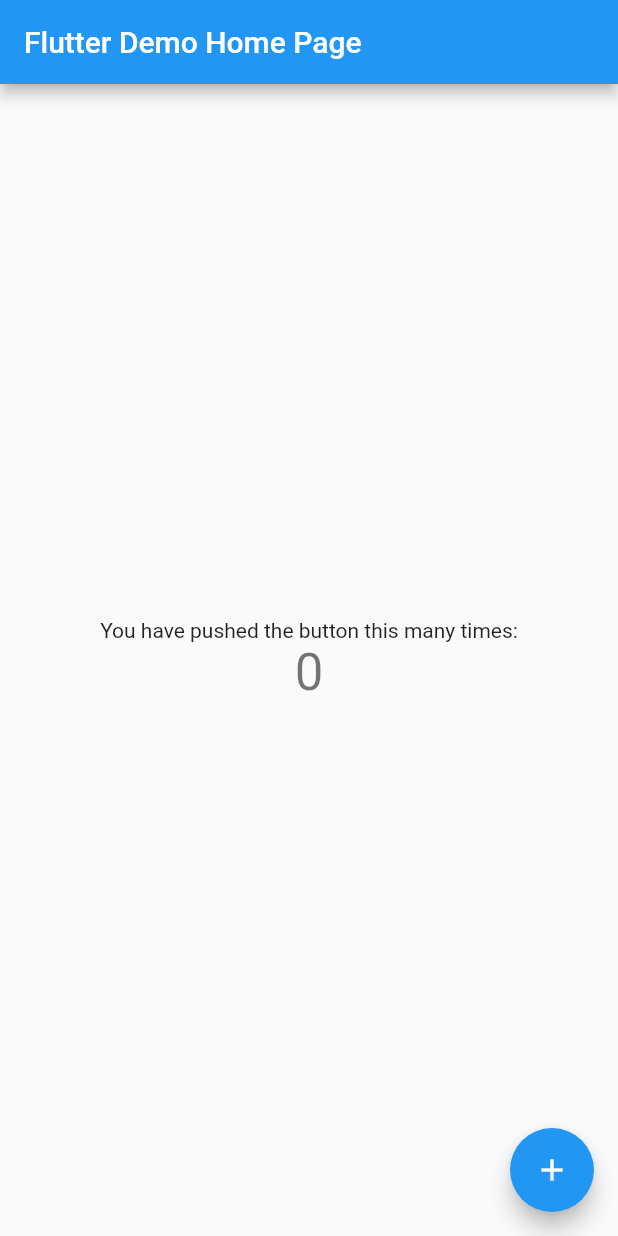
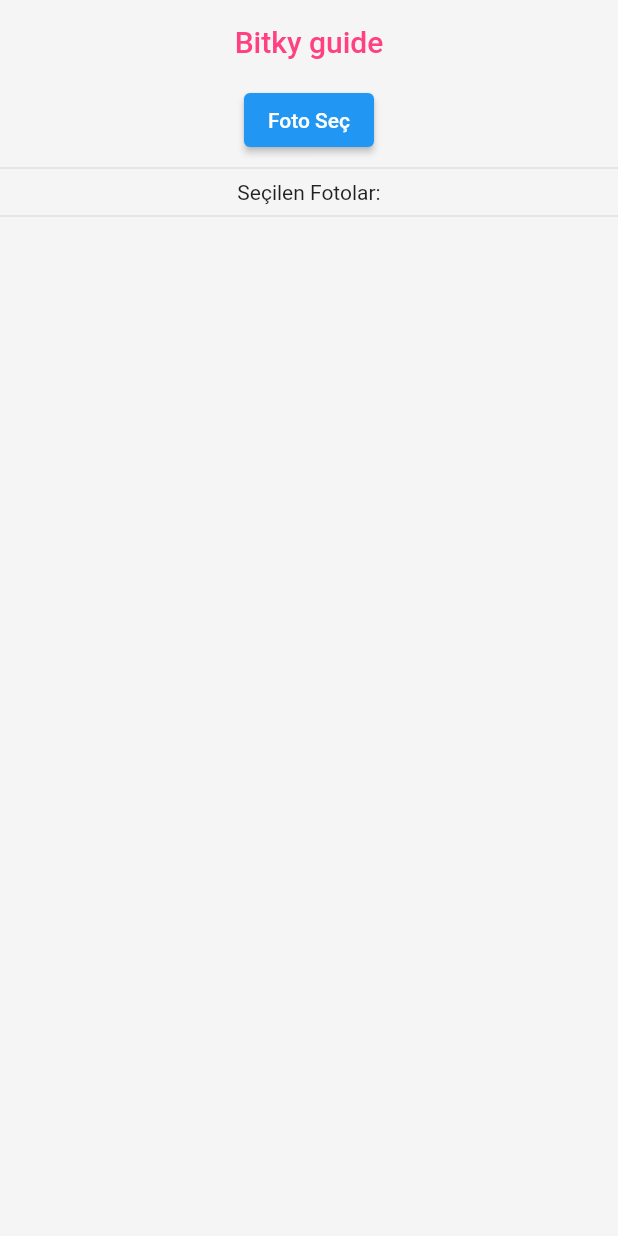
Before and after one commit to mertKatircioglu/bitky, a Flutter app: the screen it shows after launch, on a phone screen of 412 x 824 dp. Run offline on Flutter 3.47's test engine with Material 2 defaults, Android fonts, the phone set to English and light mode, and no system bars; our stand-ins replace get_it, image_picker.

Commit message:
sorgulama ve api bağlantısı tamam

```diff
--- /dev/null
+++ b/lib/data/bitky_repository.dart
@@ -0,0 +1,18 @@
+
+import 'package:bitky/models/bitky_data_model.dart';
+import 'package:image_picker/image_picker.dart';
+
+import '../locator.dart';
+import 'bitky_api_client.dart';
+
+class PlanetRepository{
+
+  BitkyApiClient planetApiClient = locator<BitkyApiClient>();
+
+  Future<BitckyDataModel> getPlanetFromRepository(List<XFile> images) async{
+
+    return await planetApiClient.getPlanet(images);
+  }
+
+
+}
--- /dev/null
+++ b/lib/globals/globals.dart
@@ -0,0 +1,5 @@
+import 'dart:ui';
+
+
+const Color kBackGroundColor = Color(0xFFF5F5F5);
+const Color kPrymaryColor = Color(0xFFFDBF30);
--- a/lib/main.dart
+++ b/lib/main.dart
@@ -1,6 +1,12 @@
+import 'package:bitky/screens/home_screen.dart';
+import 'package:bitky/view_models/planet_view_model.dart';
 import 'package:flutter/material.dart';
+import 'package:provider/provider.dart';
+
+import 'locator.dart';
 
 void main() {
+  setupLocator();
   runApp(const MyApp());
 }
 
@@ -11,105 +17,14 @@ class MyApp extends StatelessWidget {
   @override
   Widget build(BuildContext context) {
     return MaterialApp(
-      title: 'Flutter Demo',
+      title: 'Bitky Guide',
+      debugShowCheckedModeBanner: false,
       theme: ThemeData(
-        // This is the theme of your application.
-        //
-        // Try running your application with "flutter run". You'll see the
-        // application has a blue toolbar. Then, without quitting the app, try
-        // changing the primarySwatch below to Colors.green and then invoke
-        // "hot reload" (press "r" in the console where you ran "flutter run",
-        // or simply save your changes to "hot reload" in a Flutter IDE).
-        // Notice that the counter didn't reset back to zero; the application
-        // is not restarted.
         primarySwatch: Colors.blue,
       ),
-      home: const MyHomePage(title: 'Flutter Demo Home Page'),
+      home: ChangeNotifierProvider<BitkyViewModel>(
+          create: (context)=>locator<BitkyViewModel>(),
+          child: const HomeScreen()),
     );
   }
 }
-
-class MyHomePage extends StatefulWidget {
-  const MyHomePage({super.key, required this.title});
-
-  // This widget is the home page of your application. It is stateful, meaning
-  // that it has a State object (defined below) that contains fields that affect
-  // how it looks.
-
-  // This class is the configuration for the state. It holds the values (in this
-  // case the title) provided by the parent (in this case the App widget) and
-  // used by the build method of the State. Fields in a Widget subclass are
-  // always marked "final".
-
-  final String title;
-
-  @override
-  State<MyHomePage> createState() => _MyHomePageState();
-}
-
-class _MyHomePageState extends State<MyHomePage> {
-  int _counter = 0;
-
-  void _incrementCounter() {
-    setState(() {
-      // This call to setState tells the Flutter framework that something has
-      // changed in this State, which causes it to rerun the build method below
-      // so that the display can reflect the updated values. If we changed
-      // _counter without calling setState(), then the build method would not be
-      // called again, and so nothing would appear to happen.
-      _counter++;
-    });
-  }
-
-  @override
-  Widget build(BuildContext context) {
-    // This method is rerun every time setState is called, for instance as done
-    // by the _incrementCounter method above.
-    //
-    // The Flutter framework has been optimized to make rerunning build methods
-    // fast, so that you can just rebuild anything that needs updating rather
-    // than having to individually change instances of widgets.
-    return Scaffold(
-      appBar: AppBar(
-        // Here we take the value from the MyHomePage object that was created by
-        // the App.build method, and use it to set our appbar title.
-        title: Text(widget.title),
-      ),
-      body: Center(
-        // Center is a layout widget. It takes a single child and positions it
-        // in the middle of the parent.
-        child: Column(
-          // Column is also a layout widget. It takes a list of children and
-          // arranges them vertically. By default, it sizes itself to fit its
-          // children horizontally, and tries to be as tall as its parent.
-          //
-          // Invoke "debug painting" (press "p" in the console, choose the
-          // "Toggle Debug Paint" action from the Flutter Inspector in Android
-          // Studio, or the "Toggle Debug Paint" command in Visual Studio Code)
-          // to see the wireframe for each widget.
-          //
-          // Column has various properties to control how it sizes itself and
-          // how it positions its children. Here we use mainAxisAlignment to
-          // center the children vertically; the main axis here is the vertical
-          // axis because Columns are vertical (the cross axis would be
-          // horizontal).
-          mainAxisAlignment: MainAxisAlignment.center,
-          children: <Widget>[
-            const Text(
-              'You have pushed the button this many times:',
-            ),
-            Text(
-              '$_counter',
-              style: Theme.of(context).textTheme.headline4,
-            ),
-          ],
-        ),
-      ),
-      floatingActionButton: FloatingActionButton(
-        onPressed: _incrementCounter,
-        tooltip: 'Increment',
-        child: const Icon(Icons.add),
-      ), // This trailing comma makes auto-formatting nicer for build methods.
-    );
-  }
-}
--- /dev/null
+++ b/lib/screens/home_screen.dart
@@ -0,0 +1,102 @@
+import 'dart:io';
+
+import 'package:bitky/globals/globals.dart';
+import 'package:bitky/view_models/planet_view_model.dart';
+import 'package:flutter/material.dart';
+import 'package:image_picker/image_picker.dart';
+import 'package:provider/provider.dart';
+
+class HomeScreen extends StatefulWidget {
+  const HomeScreen({Key? key}) : super(key: key);
+
+  @override
+  State<HomeScreen> createState() => _HomeScreenState();
+}
+
+class _HomeScreenState extends State<HomeScreen> {
+  final ImagePicker imgpicker = ImagePicker();
+  List<XFile>? imagefiles;
+  BitkyViewModel? _bitkyViewModel;
+  bool? datasContainer = false;
+
+  openImages() async {
+    try {
+      var pickedfiles = await imgpicker.pickMultiImage();
+      if(pickedfiles != null){
+        imagefiles = pickedfiles;
+        setState(() {
+        });
+
+      }else{
+        print("No image is selected.");
+      }
+    }catch (e) {
+      print("error while picking file.");
+    }
+  }
+
+  @override
+  Widget build(BuildContext context) {
+    _bitkyViewModel = Provider.of<BitkyViewModel>(context);
+    return Scaffold(
+      backgroundColor: kBackGroundColor,
+      appBar: AppBar(
+        backgroundColor: kBackGroundColor,
+        elevation: 0,
+        centerTitle: true,
+        title: const Text("Bitky guide", style: TextStyle(
+          color: Colors.pinkAccent
+        ),),
+      ),
+      body: Column(
+        children: [
+          ElevatedButton(
+              onPressed: (){
+                openImages();
+              },
+              child:const Text("Foto Seç")
+          ),
+
+         const Divider(),
+         const Text("Seçilen Fotolar:"),
+         const Divider(),
+
+          imagefiles != null?Wrap(
+            children: imagefiles!.map((imageone){
+              return Column(
+                children: [
+                  Container(
+                      child:Card(
+                        child: Container(
+                          height: 200, width:200,
+                          child: Image.file(File(imageone.path)),
+                        ),
+                      )
+                  ),
+
+                ],
+              );
+            }).toList(),
+          ):Container(),
+          Visibility(
+              visible: imagefiles != null ? true : false,
+              child: ElevatedButton(
+              onPressed: (){
+                _bitkyViewModel!.getPlanetFromUi(imagefiles!).whenComplete(() {
+                  setState(() {
+                    datasContainer = true;
+                  });
+                });
+              },
+              child:const Text("Sorgula"))),
+          Visibility(
+              visible: datasContainer!,
+              child: Column(
+                children: [
+                ],
+              ))
+        ],
+      ),
+    );
+  }
+}
--- /dev/null
+++ b/lib/view_models/planet_view_model.dart
@@ -0,0 +1,35 @@
+import 'dart:io';
+
+import 'package:bitky/data/bitky_repository.dart';
+import 'package:bitky/models/bitky_data_model.dart';
+import 'package:flutter/material.dart';
+import 'package:image_picker/image_picker.dart';
+
+import '../locator.dart';
+
+
+
+class BitkyViewModel with ChangeNotifier{
+
+  PlanetRepository _repository= locator<PlanetRepository>();
+  BitckyDataModel? _bitkyDataModel;
+
+  BitkyViewModel(){
+    _bitkyDataModel = BitckyDataModel();
+
+  }
+  BitckyDataModel get getPlanet => _bitkyDataModel!;
+
+
+  Future<BitckyDataModel> getPlanetFromUi(List<XFile> images) async {
+    try{
+
+      _bitkyDataModel = await _repository.getPlanetFromRepository(images);
+
+    }catch (e){
+      print("Model View Hata: $e");
+    }
+    return _bitkyDataModel!;
+  }
+
+}
```
Also changed, not shown: lib/data/bitky_api_client.dart (added, +40 -0 lines), lib/locator.dart (added, +12 -0 lines), lib/models/bitky_data_model.dart (added, +141 -0 lines), pubspec.yaml (+8 -3 lines), images/image_1.jpeg (added), images/image_2.jpeg (added), pubspec.lock.
